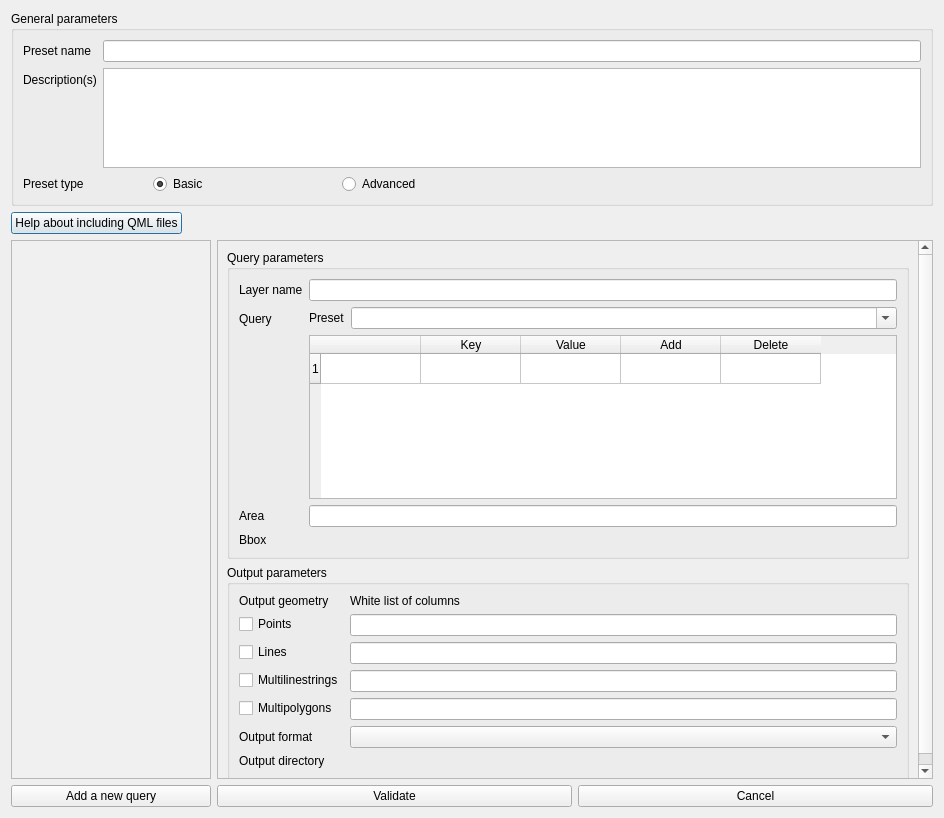
This is QuickOSM/resources/ui/edit_preset.ui in 3liz/QuickOSM as Qt 5 draws it before an edit. The edited form follows.
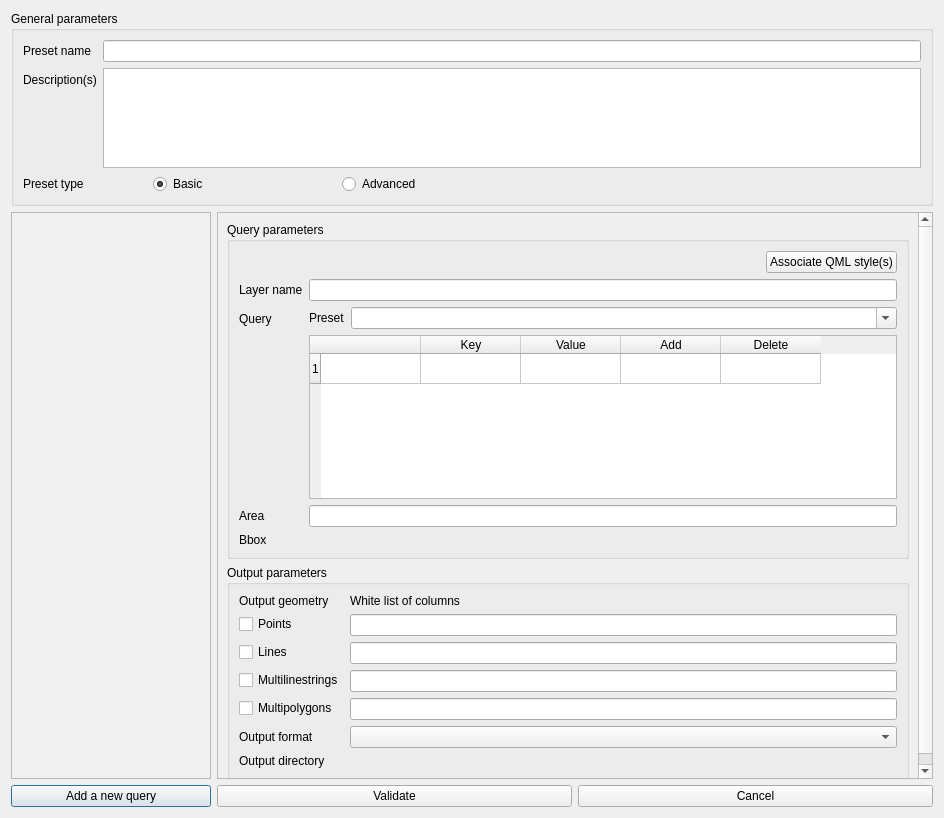
This is the edited form. Custom widgets are drawn as their Qt base class.

Commit message: UX - Review strings again about QML #360

What changed in the file:
```diff
--- a/QuickOSM/resources/ui/edit_preset.ui
+++ b/QuickOSM/resources/ui/edit_preset.ui
@@ -124,30 +124,6 @@
      </layout>
     </widget>
    </item>
-   <item>
-    <layout class="QHBoxLayout" name="horizontalLayout_4">
-     <item>
-      <widget class="QPushButton" name="qml_help_button">
-       <property name="text">
-        <string>Help about including QML files</string>
-       </property>
-      </widget>
-     </item>
-     <item>
-      <spacer name="horizontalSpacer">
-       <property name="orientation">
-        <enum>Qt::Horizontal</enum>
-       </property>
-       <property name="sizeHint" stdset="0">
-        <size>
-         <width>40</width>
-         <height>20</height>
-        </size>
-       </property>
-      </spacer>
-     </item>
-    </layout>
-   </item>
    <item>
     <layout class="QHBoxLayout" name="horizontalLayout_2">
      <item>
@@ -241,7 +217,7 @@
             <x>0</x>
             <y>0</y>
             <width>698</width>
-            <height>596</height>
+            <height>629</height>
            </rect>
           </property>
           <layout class="QVBoxLayout" name="verticalLayout_2">
@@ -251,7 +227,7 @@
               <string>Query parameters</string>
              </property>
              <layout class="QFormLayout" name="formLayout">
-              <item row="0" column="0">
+              <item row="1" column="0">
                <widget class="QLabel" name="layer_name_label">
                 <property name="toolTip">
                  <string>Set a layer name for the query.</string>
@@ -264,14 +240,14 @@
                 </property>
                </widget>
               </item>
-              <item row="0" column="1">
+              <item row="1" column="1">
                <widget class="QLineEdit" name="layer_name">
                 <property name="toolTip">
                  <string>Set a layer name for the query.</string>
                 </property>
                </widget>
               </item>
-              <item row="4" column="0">
+              <item row="5" column="0">
                <widget class="QLabel" name="label_7">
                 <property name="toolTip">
                  <string>Surcharge {{GeocodeArea}}. Name of the place</string>
@@ -281,14 +257,14 @@
                 </property>
                </widget>
               </item>
-              <item row="4" column="1">
+              <item row="5" column="1">
                <widget class="QLineEdit" name="area">
                 <property name="toolTip">
                  <string>Surcharge {{GeocodeArea}}. Name of the place</string>
                 </property>
                </widget>
               </item>
-              <item row="5" column="0">
+              <item row="6" column="0">
                <widget class="QLabel" name="label_8">
                 <property name="toolTip">
                  <string>Surcharge {{bbox}}. Extent (EPSG:4326): xmin ymin xmax ymax</string>
@@ -298,10 +274,10 @@
                 </property>
                </widget>
               </item>
-              <item row="5" column="1">
+              <item row="6" column="1">
                <layout class="QHBoxLayout" name="bbox_layout"/>
               </item>
-              <item row="2" column="1">
+              <item row="3" column="1">
                <widget class="QStackedWidget" name="stacked_parameters_preset">
                 <property name="sizePolicy">
                  <sizepolicy hsizetype="Preferred" vsizetype="Fixed">
@@ -445,13 +421,37 @@
                 </widget>
                </widget>
               </item>
-              <item row="2" column="0">
+              <item row="3" column="0">
                <widget class="QLabel" name="query_parameter">
                 <property name="text">
                  <string>Query</string>
                 </property>
                </widget>
               </item>
+              <item row="0" column="1">
+               <layout class="QHBoxLayout" name="horizontalLayout_4">
+                <item>
+                 <spacer name="horizontalSpacer">
+                  <property name="orientation">
+                   <enum>Qt::Horizontal</enum>
+                  </property>
+                  <property name="sizeHint" stdset="0">
+                   <size>
+                    <width>40</width>
+                    <height>20</height>
+                   </size>
+                  </property>
+                 </spacer>
+                </item>
+                <item>
+                 <widget class="QPushButton" name="qml_help_button">
+                  <property name="text">
+                   <string>Associate QML style(s)</string>
+                  </property>
+                 </widget>
+                </item>
+               </layout>
+              </item>
              </layout>
             </widget>
            </item>
```
The commit also changes 1 other file.
